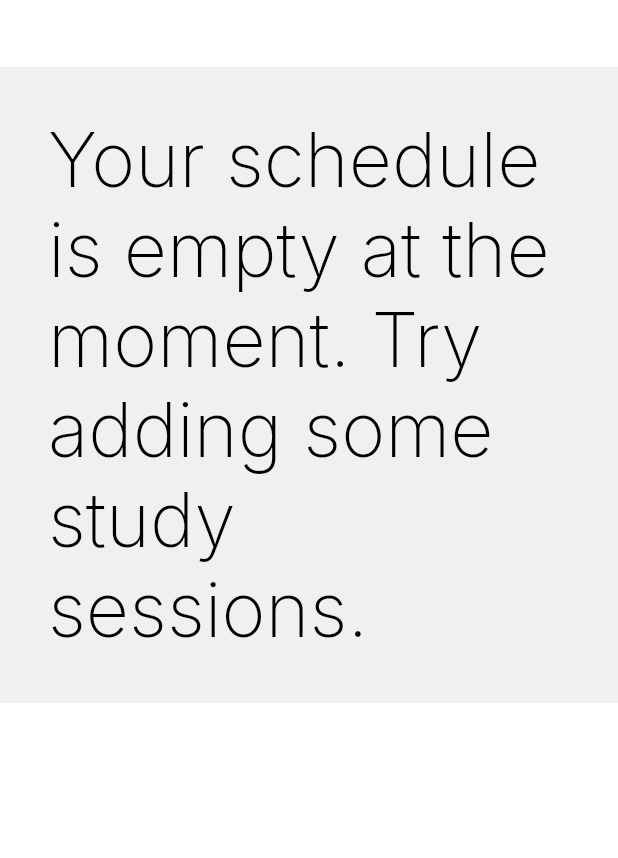
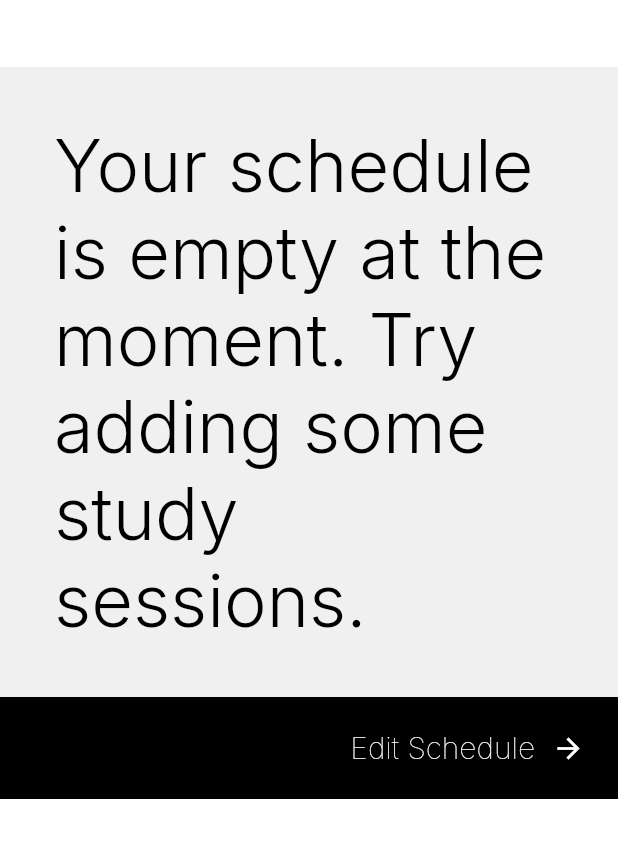
Before and after one commit to khanhdk0000/Study_Space, a Flutter app: the ScheduleScreen screen opened directly, on a phone screen of 412 x 824 dp, the part 71-929 px from its top. Run offline on Flutter 3.47's test engine with Material 2 defaults, Android fonts, the phone set to English and light mode, and no system bars; our stand-ins replace flutter_svg, flutter_switch, google_fonts.

```diff
--- a/lib/Schedule/schedule_controller.dart
+++ b/lib/Schedule/schedule_controller.dart
@@ -3,6 +3,11 @@ class Schedule {
   int rep;
   int period;
   List<Session> sessions = [];
+
+  void addSession(String name, String time){
+
+  }
+
 }
 
 class Session {
--- a/lib/Schedule/view/schedule_screen.dart
+++ b/lib/Schedule/view/schedule_screen.dart
@@ -2,6 +2,7 @@ import 'package:flutter/material.dart';
 import 'package:study_space/Home/view/side_menu.dart';
 import 'package:study_space/CommonComponents/components.dart';
 import 'package:study_space/Schedule/schedule_controller.dart';
+import 'package:study_space/Schedule/view/edit_schedule_screen.dart';
 
 const divider = SizedBox(height: 32.0);
 
@@ -33,15 +34,15 @@ class _ScheduleScreenState extends State<ScheduleScreen> {
     ]);
 
     var NoSchedule = Container(
-    padding: EdgeInsets.all(32),
+    padding: EdgeInsets.all(36),
     color: Color.fromRGBO(0, 0, 0, 0.06),
     width: double.infinity,
           child: Text(
               "Your schedule is empty at the moment. Try adding some study sessions.",
               textAlign: TextAlign.left,
             style: TextStyle(
-                fontWeight: FontWeight.w200,
-                fontSize: 50,
+                fontWeight: FontWeight.w300,
+                fontSize: 48,
                 color: Colors.black)
             ),
     );
@@ -62,13 +63,47 @@ class _ScheduleScreenState extends State<ScheduleScreen> {
         )
     );
 
+    final EditButton =  TextButton(
+        style: TextButton.styleFrom(
+          backgroundColor: Colors.black,
+          shape: RoundedRectangleBorder(
+            borderRadius: BorderRadius.zero, // <-- Radius
+          ),
+        ),
+        onPressed: ()  => Navigator.push(
+          context,
+          MaterialPageRoute(builder: (context) => EditScheduleScreen()),
+        ),
+        child:   Container(
+          padding: EdgeInsets.all(14),
+          child: Row(
+            mainAxisAlignment: MainAxisAlignment.end,
+            children: [
+              Text(
+                "Edit Schedule  ",
+                textAlign: TextAlign.left,
+                style: TextStyle(
+                  fontWeight: FontWeight.w100,
+                  fontSize: 20,
+                  color: Colors.white,
+                ),
+              ),
+              Icon(
+                Icons.arrow_forward,
+                color: Colors.white,
+                size: 22.0,
+              ),
+            ],
+          ),
+        ));
+
     return Scaffold(
       drawer: SideMenu(),
       body: SafeArea(
           child: ListView(
               scrollDirection: Axis.vertical,
               padding: const EdgeInsets.symmetric(vertical: 12),
-              children: [Navigation, divider, schedule.sessions.length == 0 ? NoSchedule:Schedule])),
+              children: [Navigation, divider, schedule.sessions.length == 0 ? NoSchedule:YesSchedule, EditButton])),
     );
   }
 }
```
Also changed, not shown: lib/Schedule/view/add_session_screen.dart (added, +156 -0 lines), lib/Schedule/view/edit_schedule_screen.dart (added, +66 -0 lines).
